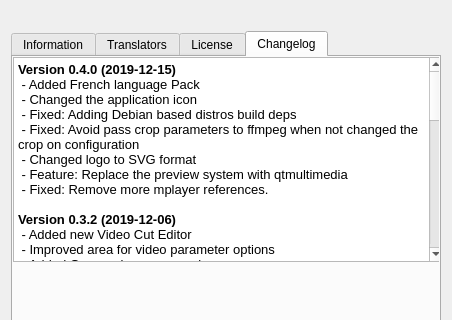
Before: the Qt Designer form ui/aboutdialog.ui in swl-x/MystiQ, drawn with Qt 5; both pictures show x 0 to 452 and y 0 to 320 of the 452 by 471 pixel window.
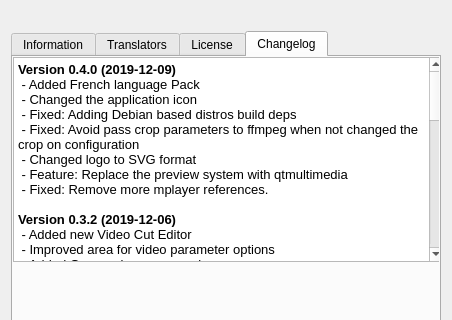
After: the same form once the commit is applied. The open tabs and pages were chosen to show the change. Icons and pictures are not drawn.

Commit message: Changing Application Logo

The edit to the form file:
```diff
--- a/ui/aboutdialog.ui
+++ b/ui/aboutdialog.ui
@@ -260,7 +260,7 @@
 &lt;html&gt;&lt;head&gt;&lt;meta name=&quot;qrichtext&quot; content=&quot;1&quot; /&gt;&lt;style type=&quot;text/css&quot;&gt;
 p, li { white-space: pre-wrap; }
 &lt;/style&gt;&lt;/head&gt;&lt;body style=&quot; font-family:'Fira Sans'; font-size:10pt; font-weight:400; font-style:normal;&quot;&gt;
-&lt;p style=&quot; margin-top:0px; margin-bottom:0px; margin-left:0px; margin-right:0px; -qt-block-indent:0; text-indent:0px;&quot;&gt;&lt;span style=&quot; font-family:'Fira Sans'; font-weight:600;&quot;&gt;Version 0.4.0 (2019-12-15)&lt;/span&gt;&lt;/p&gt;
+&lt;p style=&quot; margin-top:0px; margin-bottom:0px; margin-left:0px; margin-right:0px; -qt-block-indent:0; text-indent:0px;&quot;&gt;&lt;span style=&quot; font-family:'Fira Sans'; font-weight:600;&quot;&gt;Version 0.4.0 (2019-12-09)&lt;/span&gt;&lt;/p&gt;
 &lt;p style=&quot; margin-top:0px; margin-bottom:0px; margin-left:0px; margin-right:0px; -qt-block-indent:0; text-indent:0px;&quot;&gt;&lt;span style=&quot; font-family:'Fira Sans';&quot;&gt; - Added French language Pack&lt;/span&gt;&lt;/p&gt;
 &lt;p style=&quot; margin-top:0px; margin-bottom:0px; margin-left:0px; margin-right:0px; -qt-block-indent:0; text-indent:0px;&quot;&gt;&lt;span style=&quot; font-family:'Fira Sans';&quot;&gt; - Changed the application icon&lt;/span&gt;&lt;/p&gt;
 &lt;p style=&quot; margin-top:0px; margin-bottom:0px; margin-left:0px; margin-right:0px; -qt-block-indent:0; text-indent:0px;&quot;&gt;&lt;span style=&quot; font-family:'Fira Sans';&quot;&gt; - Fixed: Adding Debian based distros build deps&lt;/span&gt;&lt;/p&gt;
```
